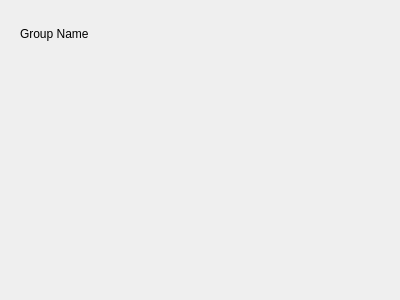
The window that src/ui/widget/proxygroupwidget.ui (Skywol/Clash-Qt) describes before a commit, drawn with Qt 5.
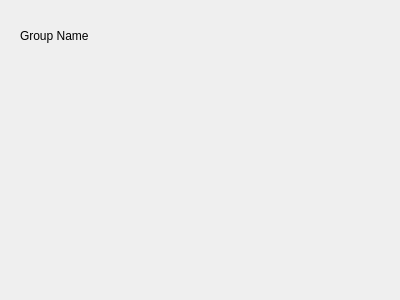
The same window after the commit.

Diff of the .ui file:
```diff
--- a/src/ui/widget/proxygroupwidget.ui
+++ b/src/ui/widget/proxygroupwidget.ui
@@ -11,7 +11,7 @@
    </rect>
   </property>
   <property name="sizePolicy">
-   <sizepolicy hsizetype="Expanding" vsizetype="Preferred">
+   <sizepolicy hsizetype="Expanding" vsizetype="Minimum">
     <horstretch>0</horstretch>
     <verstretch>0</verstretch>
    </sizepolicy>
@@ -21,7 +21,7 @@
   </property>
   <layout class="QVBoxLayout" name="verticalLayout">
    <item>
-    <widget class="QWidget" name="groupHeader" native="true">
+    <widget class="QFrame" name="groupHeader">
      <property name="sizePolicy">
       <sizepolicy hsizetype="Preferred" vsizetype="Fixed">
        <horstretch>0</horstretch>
@@ -40,7 +40,7 @@
         <property name="minimumSize">
          <size>
           <width>0</width>
-          <height>0</height>
+          <height>32</height>
          </size>
         </property>
         <property name="maximumSize">
@@ -97,7 +97,7 @@
    <item>
     <widget class="QWidget" name="content" native="true">
      <property name="sizePolicy">
-      <sizepolicy hsizetype="Expanding" vsizetype="Preferred">
+      <sizepolicy hsizetype="Expanding" vsizetype="Minimum">
        <horstretch>0</horstretch>
        <verstretch>0</verstretch>
       </sizepolicy>
```
